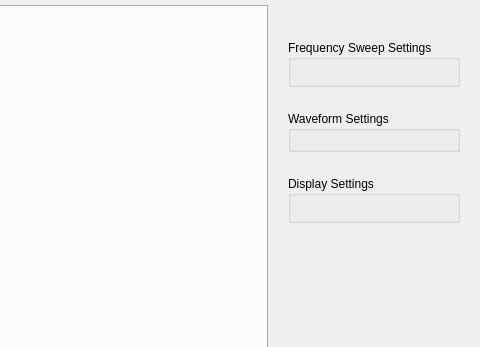
Before: the Qt Designer form ui/network_analyzer.ui in analogdevicesinc/scopy, drawn with Qt 5; both pictures show x 708 to 1188 and y 81 to 428 of the 1188 by 654 pixel window.
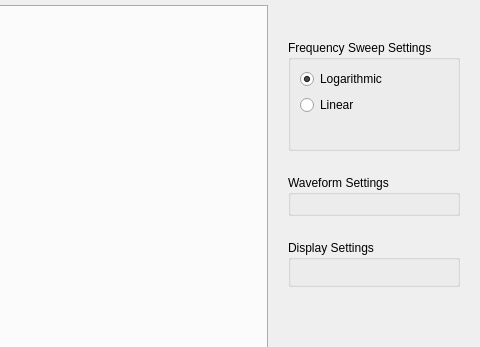
After: the same form once the commit is applied. Icons and pictures are not drawn. Custom widgets are drawn as their Qt base class.

Commit message:
NetworkAnalyzer: Add support for logarithmic sweep
Fixes #96.

```diff
--- a/ui/network_analyzer.ui
+++ b/ui/network_analyzer.ui
@@ -416,7 +416,33 @@
                 <string>Frequency Sweep Settings</string>
                </property>
                <layout class="QGridLayout" name="gridLayout_3">
-                <item row="2" column="0">
+                <item row="1" column="0">
+                 <widget class="QRadioButton" name="isLinear">
+                  <property name="text">
+                   <string>Linear</string>
+                  </property>
+                  <attribute name="buttonGroup">
+                   <string notr="true">buttonGroup</string>
+                  </attribute>
+                 </widget>
+                </item>
+                <item row="3" column="0">
+                 <spacer name="verticalSpacer_2">
+                  <property name="orientation">
+                   <enum>Qt::Vertical</enum>
+                  </property>
+                  <property name="sizeType">
+                   <enum>QSizePolicy::Fixed</enum>
+                  </property>
+                  <property name="sizeHint" stdset="0">
+                   <size>
+                    <width>0</width>
+                    <height>12</height>
+                   </size>
+                  </property>
+                 </spacer>
+                </item>
+                <item row="5" column="0">
                  <widget class="adiscope::ScaleSpinButton" name="samplesCount" native="true">
                   <property name="units" stdset="0">
                    <stringlist notr="true">
@@ -440,7 +466,7 @@
                   </property>
                  </widget>
                 </item>
-                <item row="1" column="0">
+                <item row="4" column="0">
                  <widget class="adiscope::ScaleSpinButton" name="minFreq" native="true">
                   <property name="units" stdset="0">
                    <stringlist notr="true">
@@ -467,7 +493,7 @@
                   </property>
                  </widget>
                 </item>
-                <item row="1" column="1">
+                <item row="4" column="1">
                  <widget class="adiscope::ScaleSpinButton" name="maxFreq" native="true">
                   <property name="units" stdset="0">
                    <stringlist notr="true">
@@ -494,6 +520,19 @@
                   </property>
                  </widget>
                 </item>
+                <item row="0" column="0">
+                 <widget class="QRadioButton" name="isLog">
+                  <property name="text">
+                   <string>Logarithmic</string>
+                  </property>
+                  <property name="checked">
+                   <bool>true</bool>
+                  </property>
+                  <attribute name="buttonGroup">
+                   <string notr="true">buttonGroup</string>
+                  </attribute>
+                 </widget>
+                </item>
                </layout>
               </widget>
              </item>
```
Left out of the diff: 32 changed lines with no effect on the pictures. The commit also changes 2 other files.
